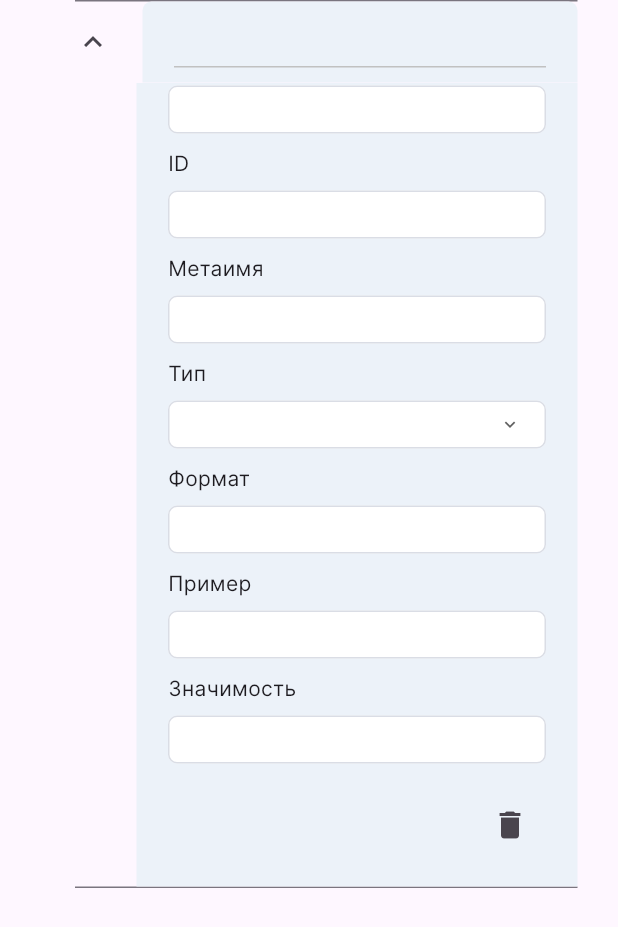
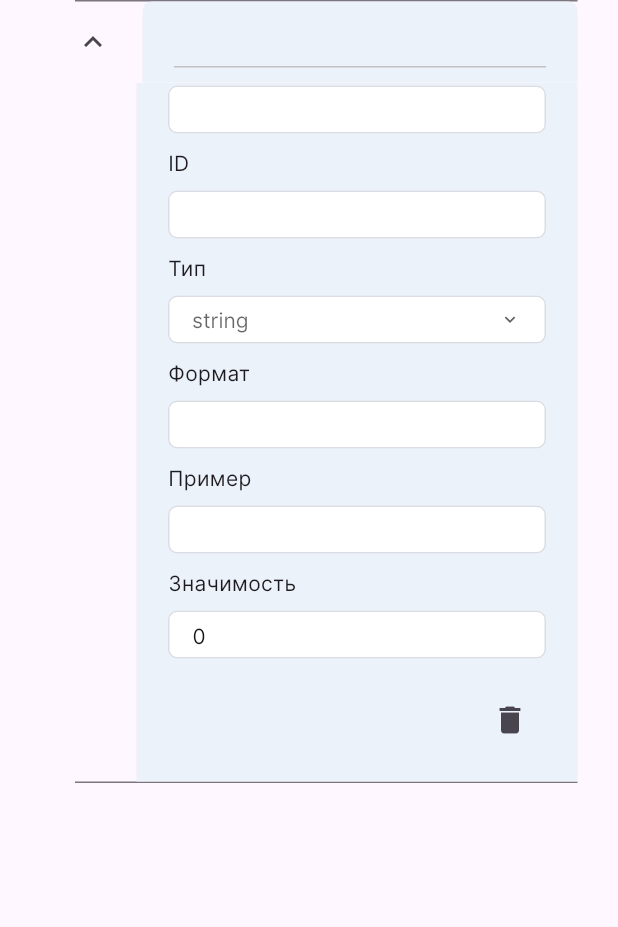
Before and after one commit to sv-makh/side_panels, a Flutter app: the AttributeWidget widget shown alone on an empty page, opened directly with empty values, after a tap on the "expand more" icon, on a phone screen of 412 x 824 dp. Shown: the top 927 px of the screen. Run offline on Flutter 3.47's test engine with Material 2 defaults, Android fonts, the phone set to English and light mode, and no system bars; missing offline and left inert: animated_tree_view, flutter_fancy_tree_view, multi_split_view.

Commit message:
some refactoring for better displaying data

```diff
--- a/lib/data/data.dart
+++ b/lib/data/data.dart
@@ -17,14 +17,3 @@
   'Метаимя',
   'Описание',
 ];
-
-enum PropertyTypes {
-  string,
-  number,
-  integer,
-  boolean,
-  array,
-  object,
-  date,
-  dateTime,
-}
--- /dev/null
+++ b/lib/data/expansion_tile/attribute_model.dart
@@ -0,0 +1,33 @@
+import 'package:side_panels/data/expansion_tile/property_type.dart';
+
+class AttributeModel {
+  String? id;
+  int? importance;
+  PropertyType? type;
+  String? name;
+  String? programName;
+  String? description;
+  String? format;
+  String? example;
+  String? dataCreated;
+  String? authorCreated;
+  String? dateUpdated;
+  String? authorUpdated;
+  String? author;
+
+  AttributeModel({
+    this.id,
+    this.importance,
+    this.type,
+    this.name,
+    this.programName,
+    this.description,
+    this.format,
+    this.example,
+    this.dataCreated,
+    this.authorCreated,
+    this.dateUpdated,
+    this.authorUpdated,
+    this.author,
+  });
+}
--- /dev/null
+++ b/lib/data/expansion_tile/class_model.dart
@@ -0,0 +1,36 @@
+import 'attribute_model.dart';
+
+class ClassModel {
+  String? name;
+  String? metaName;
+  String? id;
+  bool? shared;
+  String? programName;
+
+  //List<RelationModel>? outgoingRelations,
+  String? description;
+  String? dataCreated;
+  String? authorCreated;
+  String? dataUpdated;
+  String? authorUpdated;
+  String? author;
+  String? collectionMetaName;
+  List<AttributeModel>? attributes;
+
+  ClassModel({
+    this.name,
+    this.metaName,
+    this.id,
+    this.shared,
+    this.programName,
+    //List<RelationModel>? outgoingRelations,
+    this.description,
+    this.dataCreated,
+    this.authorCreated,
+    this.dataUpdated,
+    this.authorUpdated,
+    this.author,
+    this.collectionMetaName,
+    this.attributes,
+  });
+}
--- /dev/null
+++ b/lib/data/expansion_tile/property_type.dart
@@ -0,0 +1,10 @@
+enum PropertyType {
+  string,
+  number,
+  integer,
+  boolean,
+  array,
+  object,
+  date,
+  dateTime,
+}
--- a/lib/main.dart
+++ b/lib/main.dart
@@ -1,7 +1,6 @@
 import 'package:flutter/material.dart';
 import 'package:side_panels/pages/animated_tree_view_page.dart';
-import 'package:side_panels/pages/default_page.dart';
-import 'package:side_panels/pages/default_page1.dart';
+import 'package:side_panels/pages/expansion_tile/default_page1.dart';
 import 'package:side_panels/pages/fancy_tree_view_page.dart';
 import 'package:side_panels/pages/my_home_page.dart';
 
@@ -26,8 +25,7 @@
       initialRoute: '/',
       routes: {
         '/': (context) => const MyHomePage(),
-        '/ExpansionTile': (context) => const DefaultPage(),
-        '/ExpansionTile1': (context) => const DefaultPage1(),
+        '/ExpansionTile': (context) => const DefaultPage1(),
         '/flutter_fancy_tree_view': (context) => FancyTreeViewPage(),
         '/animated_tree_view': (context) => AnimatedTreeViewPage(),
       },
--- a/lib/pages/my_home_page.dart
+++ b/lib/pages/my_home_page.dart
@@ -15,12 +15,6 @@
                 Navigator.pushNamed(context, '/ExpansionTile');
               },
               child: Text('ExpansionTile'),
-            ),
-            TextButton(
-              onPressed: () {
-                Navigator.pushNamed(context, '/ExpansionTile1');
-              },
-              child: Text('ExpansionTile1'),
             ),
             Divider(),
             TextButton(
--- a/lib/widgets/expansion_tile/attribute_widget.dart
+++ b/lib/widgets/expansion_tile/attribute_widget.dart
@@ -1,4 +1,6 @@
 import 'package:flutter/material.dart';
+import 'package:side_panels/data/expansion_tile/attribute_model.dart';
+import 'package:side_panels/data/expansion_tile/property_type.dart';
 import 'package:side_panels/widgets/expansion_tile/delete_icon.dart';
 
 import '../../data/data.dart';
@@ -9,10 +11,10 @@
 //поля ввода для него отображает виджет FieldWidget
 
 class AttributeWidget extends StatefulWidget {
-  String title;
+  AttributeModel attribute;
   VoidCallback onDelete;
 
-  AttributeWidget({super.key, required this.title, required this.onDelete});
+  AttributeWidget({super.key, required this.attribute, required this.onDelete});
 
   @override
   State<AttributeWidget> createState() => _AttributeWidgetState();
@@ -25,7 +27,7 @@
   @override
   void initState() {
     super.initState();
-    shownTitle = widget.title;
+    shownTitle = widget.attribute.name ?? '';
   }
 
   @override
@@ -71,12 +73,29 @@
                       ),
                     ),
                   ),
-                  for (var el in attributeData) FieldWidget(title: el),
+                  FieldWidget(title: 'ID', value: widget.attribute.id ?? ''),
+                  FieldWidget(
+                    title: 'Тип',
+                    value: (widget.attribute.type == null)
+                        ? PropertyType.string.name
+                        : widget.attribute.type!.name,
+                    propertyType: true,
+                  ),
+                  FieldWidget(
+                      title: 'Формат', value: widget.attribute.format ?? ''),
+                  FieldWidget(
+                      title: 'Пример', value: widget.attribute.example ?? ''),
+                  FieldWidget(
+                    title: 'Значимость',
+                    value: widget.attribute.importance == null
+                        ? ''
+                        : widget.attribute.importance!.toString(),
+                  ),
                   Align(
                     alignment: Alignment.bottomRight,
                     child: Padding(
                       padding: const EdgeInsets.only(top: 7.0, bottom: 17.0),
-                      child: _deleteIconButton(widget.title),
+                      child: _deleteIconButton(widget.attribute),
                     ),
                   ),
                 ],
@@ -88,7 +107,7 @@
     );
   }
 
-  Widget _deleteIconButton(String el) {
+  Widget _deleteIconButton(AttributeModel el) {
     return IconButton(
       icon: DeleteIcon(),
       onPressed: () {
@@ -98,7 +117,7 @@
     );
   }
 
-  void _deleteAttribute(String quality) {
+  void _deleteAttribute(AttributeModel el) {
     widget.onDelete();
   }
 
--- a/lib/widgets/expansion_tile/field_widget.dart
+++ b/lib/widgets/expansion_tile/field_widget.dart
@@ -1,15 +1,24 @@
 import 'package:flutter/material.dart';
 
-import '../../data/data.dart';
 import '../../data/expansion_tile/constants.dart';
+import '../../data/expansion_tile/property_type.dart';
 
 //виджет для отображения полей свойства
 //либо TextField, либо выпадающий список (для поля 'Тип')
 
 class FieldWidget extends StatefulWidget {
   String title;
+  String value;
+  bool bigField;
+  bool propertyType;
 
-  FieldWidget({super.key, required this.title});
+  FieldWidget({
+    super.key,
+    required this.title,
+    required this.value,
+    this.bigField = false,
+    this.propertyType = false,
+  });
 
   @override
   State<FieldWidget> createState() => _FieldWidgetState();
@@ -33,17 +42,17 @@
             height: 8,
           ),
           SizedBox(
-            height: (widget.title == 'Описание') ? bigFieldHeight : fieldHeight,
-            child: (widget.title == 'Тип')
+            height: widget.bigField ? bigFieldHeight : fieldHeight,
+            child: widget.propertyType
                 ? DropdownButtonFormField(
                     icon: Icon(Icons.keyboard_arrow_down, size: 14),
                     decoration: fieldDecoration,
                     dropdownColor: Colors.white,
                     style: inter14,
                     hint: (_dropdownValue == null)
-                        ? Text('')
+                        ? Text(widget.value)
                         : Text(_dropdownValue!),
-                    items: PropertyTypes.values.map((e) {
+                    items: PropertyType.values.map((e) {
                       return DropdownMenuItem(
                         child: Text(e.name),
                         value: e.name,
@@ -54,11 +63,11 @@
                       setState(() {});
                     })
                 : TextField(
+                    controller: TextEditingController()..text = widget.value,
                     style: inter14Field,
-                    decoration: (widget.title == 'Описание')
-                        ? bigFieldDecoration
-                        : fieldDecoration,
-                    maxLines: (widget.title == 'Описание') ? 4 : 1,
+                    decoration:
+                        widget.bigField ? bigFieldDecoration : fieldDecoration,
+                    maxLines: widget.bigField ? 4 : 1,
                   ),
           ),
         ],
```
Also changed, not shown: lib/data/expansion_tile/data.dart (added, +20 -0 lines), lib/pages/default_page.dart (deleted, +0 -234 lines), lib/pages/expansion_tile/default_page1.dart (renamed from lib/pages/default_page1.dart, +54 -32 lines), lib/widgets/expansion_tile/class_widget.dart (+5 -3 lines).
